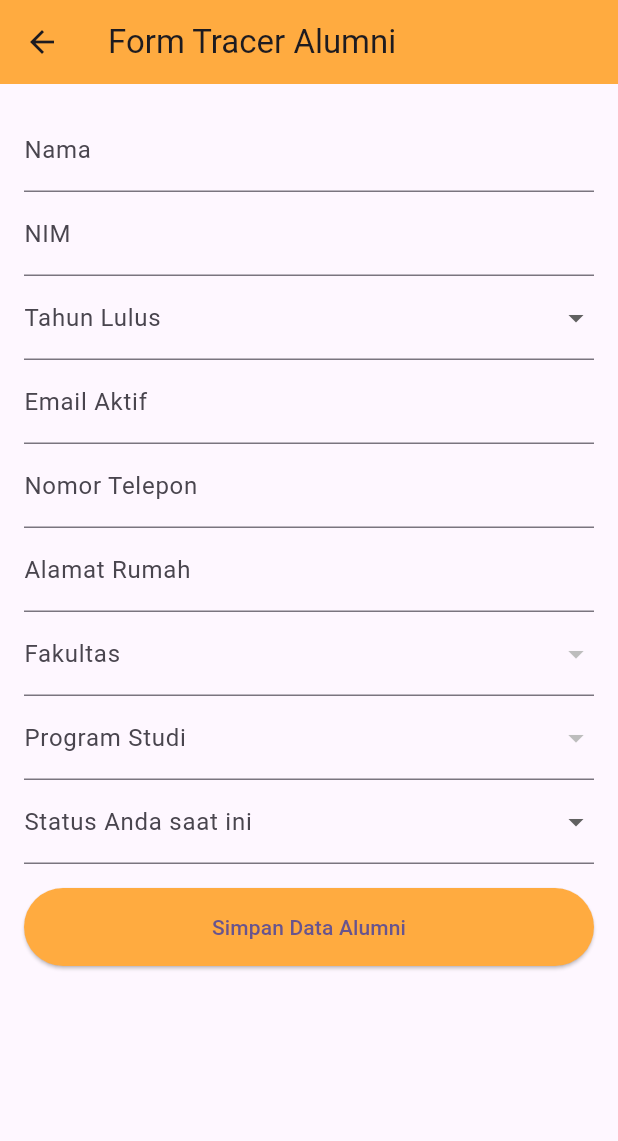
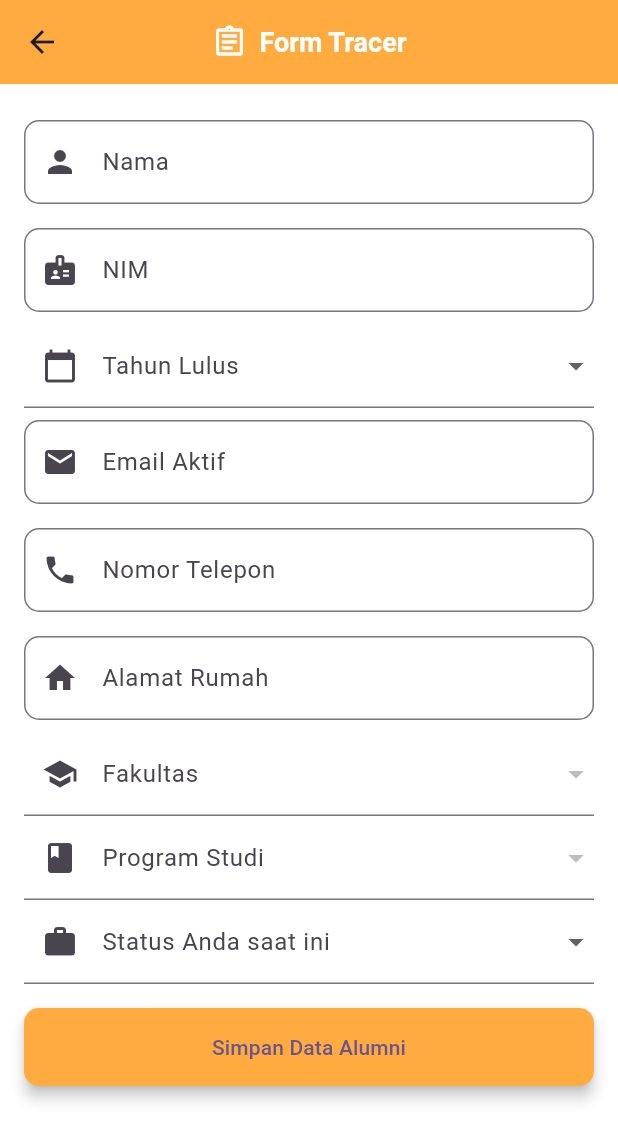
Before and after one commit to PenDZ-Alter/kel7_mobile, a Flutter app: the TracerAlumniPage screen opened directly, after a tap on the "add" icon, on a phone screen of 412 x 824 dp. Shown: the top 1141 px of the screen. Run offline on Flutter 3.47's test engine with Material 3 defaults, Android fonts, the phone set to English and light mode, and no system bars; our stand-ins replace flutter_dotenv, shared_preferences; missing offline and left inert: odoo_rpc, window_size; accounts and stored records are empty.

Commit message:
feat: change the way Tracerpage looks

```diff
--- a/lib/pages/form_tracer.dart
+++ b/lib/pages/form_tracer.dart
@@ -18,6 +18,7 @@ class _FormTracerState extends State<FormTracer> {
   final _emailController = TextEditingController();
   final _nomorController = TextEditingController();
   final _alamatController = TextEditingController();
+  final GlobalKey<ScaffoldState> _scaffoldKey = GlobalKey<ScaffoldState>();
 
   int? _selectedFakultas;
   int? _selectedProdi;
@@ -77,9 +78,7 @@ class _FormTracerState extends State<FormTracer> {
   Future<void> _submitForm() async {
     if (_formKey.currentState!.validate()) {
       try {
-        await widget.odoo.createRecord(
-          model: 'annas.traceralumni',
-          data: {
+        await widget.odoo.createRecord(model: 'annas.traceralumni', data: {
           "name": _nameController.text,
           "nim": _nimController.text,
           "tahun": _tahunController.text,
@@ -89,8 +88,7 @@ class _FormTracerState extends State<FormTracer> {
           "fakultas": _selectedFakultas,
           "prodi": _selectedProdi,
           "status": _selectedStatus,
-          }
-        );
+        });
         ScaffoldMessenger.of(context).showSnackBar(
           const SnackBar(content: Text('Data alumni berhasil disimpan!')),
         );
@@ -107,29 +105,47 @@ class _FormTracerState extends State<FormTracer> {
   @override
   Widget build(BuildContext context) {
     return Scaffold(
+      key: _scaffoldKey,
       appBar: AppBar(
-        title: const Text("Form Tracer Alumni"),
+        title: LayoutBuilder(
+          builder: (context, constraints) {
+            return Row(
+              mainAxisSize: MainAxisSize.min,
+              children: [
+                const Icon(Icons.assignment_outlined, color: Colors.white),
+                const SizedBox(
+                    width:
+                        8), // Mengurangi jarak agar lebih kompak di layar kecil
+                Text(
+                  constraints.maxWidth > 400
+                      ? "Form Tracer Alumni"
+                      : "Form Tracer",
+                  style: TextStyle(
+                      fontSize: constraints.maxWidth > 400 ? 20 : 18,
+                      fontWeight: FontWeight.bold,
+                      color: Colors.white),
+                ),
+              ],
+            );
+          },
+        ),
         backgroundColor: Colors.orangeAccent,
+        centerTitle: true,
       ),
-      body: Padding(
+      body: Container(
+        color: Colors.white.withOpacity(0.95), // Warna latar belakang lembut
         padding: const EdgeInsets.all(16.0),
         child: Form(
           key: _formKey,
           child: ListView(
             children: [
-              TextFormField(
-                controller: _nameController,
-                decoration: const InputDecoration(labelText: 'Nama'),
-                validator: (value) =>
-                    value!.isEmpty ? 'Nama harus diisi' : null,
+              _buildTextField(_nameController, 'Nama', Icons.person),
+              _buildTextField(_nimController, 'NIM', Icons.badge),
+              DropdownButtonFormField<String>(
+                decoration: const InputDecoration(
+                  labelText: 'Tahun Lulus',
+                  prefixIcon: Icon(Icons.calendar_today),
                 ),
-              TextFormField(
-                controller: _nimController,
-                decoration: const InputDecoration(labelText: 'NIM'),
-                validator: (value) => value!.isEmpty ? 'NIM harus diisi' : null,
-              ),
-              DropdownButtonFormField<String>(
-                decoration: const InputDecoration(labelText: 'Tahun Lulus'),
                 items: List.generate(
                   27,
                   (index) => DropdownMenuItem(
@@ -142,26 +158,14 @@ class _FormTracerState extends State<FormTracer> {
                 validator: (value) =>
                     value == null ? 'Tahun lulus harus dipilih' : null,
               ),
-              TextFormField(
-                controller: _emailController,
-                decoration: const InputDecoration(labelText: 'Email Aktif'),
-                validator: (value) =>
-                    value!.isEmpty ? 'Email harus diisi' : null,
+              _buildTextField(_emailController, 'Email Aktif', Icons.email),
+              _buildTextField(_nomorController, 'Nomor Telepon', Icons.phone),
+              _buildTextField(_alamatController, 'Alamat Rumah', Icons.home),
+              DropdownButtonFormField<int>(
+                decoration: const InputDecoration(
+                  labelText: 'Fakultas',
+                  prefixIcon: Icon(Icons.school),
                 ),
-              TextFormField(
-                controller: _nomorController,
-                decoration: const InputDecoration(labelText: 'Nomor Telepon'),
-                validator: (value) =>
-                    value!.isEmpty ? 'Nomor telepon harus diisi' : null,
-              ),
-              TextFormField(
-                controller: _alamatController,
-                decoration: const InputDecoration(labelText: 'Alamat Rumah'),
-                validator: (value) =>
-                    value!.isEmpty ? 'Alamat harus diisi' : null,
-              ),
-              DropdownButtonFormField<int>(
-                decoration: const InputDecoration(labelText: 'Fakultas'),
                 items: _fakultasData.map<DropdownMenuItem<int>>((fakultas) {
                   return DropdownMenuItem<int>(
                     value: fakultas['id'] as int,
@@ -178,10 +182,13 @@ class _FormTracerState extends State<FormTracer> {
                     value == null ? 'Fakultas harus dipilih' : null,
               ),
               if (_prodiLoading)
-                const CircularProgressIndicator()
+                const Center(child: CircularProgressIndicator())
               else
                 DropdownButtonFormField<int>(
-                  decoration: const InputDecoration(labelText: 'Program Studi'),
+                  decoration: const InputDecoration(
+                    labelText: 'Program Studi',
+                    prefixIcon: Icon(Icons.book),
+                  ),
                   items: _prodiData.map<DropdownMenuItem<int>>((prodi) {
                     return DropdownMenuItem<int>(
                       value: prodi['id'] as int,
@@ -193,8 +200,10 @@ class _FormTracerState extends State<FormTracer> {
                       value == null ? 'Program studi harus dipilih' : null,
                 ),
               DropdownButtonFormField<String>(
-                decoration:
-                    const InputDecoration(labelText: 'Status Anda saat ini'),
+                decoration: const InputDecoration(
+                  labelText: 'Status Anda saat ini',
+                  prefixIcon: Icon(Icons.work),
+                ),
                 items: const [
                   DropdownMenuItem(
                       value: 'working',
@@ -217,6 +226,10 @@ class _FormTracerState extends State<FormTracer> {
                 style: ElevatedButton.styleFrom(
                   backgroundColor: Colors.orangeAccent,
                   padding: const EdgeInsets.symmetric(vertical: 16),
+                  shape: RoundedRectangleBorder(
+                    borderRadius: BorderRadius.circular(10),
+                  ),
+                  elevation: 4,
                 ),
                 child: const Text('Simpan Data Alumni'),
               ),
@@ -226,4 +239,22 @@ class _FormTracerState extends State<FormTracer> {
       ),
     );
   }
+
+  Widget _buildTextField(
+      TextEditingController controller, String labelText, IconData icon) {
+    return Padding(
+      padding: const EdgeInsets.symmetric(vertical: 8.0),
+      child: TextFormField(
+        controller: controller,
+        decoration: InputDecoration(
+          labelText: labelText,
+          prefixIcon: Icon(icon),
+          border: OutlineInputBorder(
+            borderRadius: BorderRadius.circular(10.0),
+          ),
+        ),
+        validator: (value) => value!.isEmpty ? '$labelText harus diisi' : null,
+      ),
+    );
   }
+}
--- a/lib/pages/login.dart
+++ b/lib/pages/login.dart
@@ -117,8 +117,7 @@ class _LoginPageState extends State<LoginPage>
                 message: "Logging in ...",
               ),
             ),
-          (routes) => false
-        );
+            (routes) => false);
       } else {
         setState(() {
           _errorMessage = 'Invalid username or password.';
@@ -246,7 +245,7 @@ class _LoginPageState extends State<LoginPage>
       context: context,
       builder: (BuildContext context) {
         return AlertDialog(
-          backgroundColor: Colors.white.withOpacity(0.1),
+          backgroundColor: Colors.white.withOpacity(0.2),
           shape: RoundedRectangleBorder(
             borderRadius: BorderRadius.circular(16),
           ),
```
Also changed, not shown: lib/pages/register.dart (+6 -7 lines), lib/pages/traceralumni_page.dart (+78 -120 lines). Lines whose indentation alone changed are shown as unchanged.
